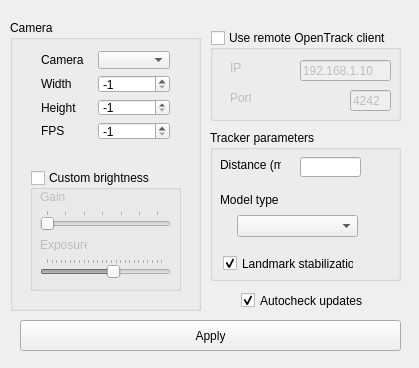
Before: the Qt Designer form Client/src/view/ConfigWindow.ui in AIRLegend/aitrack, drawn with Qt 5.
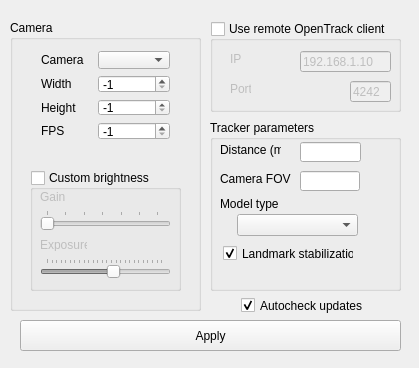
After: the same form once the commit is applied. Icons and pictures are not drawn.

```diff
--- a/Client/src/view/ConfigWindow.ui
+++ b/Client/src/view/ConfigWindow.ui
@@ -250,7 +250,7 @@
    <property name="geometry">
     <rect>
      <x>210</x>
-     <y>30</y>
+     <y>21</y>
      <width>191</width>
      <height>91</height>
     </rect>
@@ -336,9 +336,9 @@
    <property name="geometry">
     <rect>
      <x>210</x>
-     <y>130</y>
+     <y>120</y>
      <width>191</width>
-     <height>151</height>
+     <height>171</height>
     </rect>
    </property>
    <property name="title">
@@ -348,7 +348,7 @@
     <property name="geometry">
      <rect>
       <x>10</x>
-      <y>26</y>
+      <y>21</y>
       <width>61</width>
       <height>18</height>
      </rect>
@@ -361,7 +361,7 @@
     <property name="geometry">
      <rect>
       <x>90</x>
-      <y>27</y>
+      <y>22</y>
       <width>61</width>
       <height>20</height>
      </rect>
@@ -374,7 +374,7 @@
     <property name="geometry">
      <rect>
       <x>10</x>
-      <y>62</y>
+      <y>76</y>
       <width>121</width>
       <height>16</height>
      </rect>
@@ -387,7 +387,7 @@
     <property name="geometry">
      <rect>
       <x>27</x>
-      <y>85</y>
+      <y>94</y>
       <width>121</width>
       <height>22</height>
      </rect>
@@ -415,12 +415,38 @@
      <bool>true</bool>
     </property>
    </widget>
+   <widget class="QLineEdit" name="fovField">
+    <property name="geometry">
+     <rect>
+      <x>90</x>
+      <y>51</y>
+      <width>60</width>
+      <height>20</height>
+     </rect>
+    </property>
+    <property name="text">
+     <string/>
+    </property>
+   </widget>
+   <widget class="QLabel" name="label_11">
+    <property name="geometry">
+     <rect>
+      <x>10</x>
+      <y>50</y>
+      <width>71</width>
+      <height>18</height>
+     </rect>
+    </property>
+    <property name="text">
+     <string>Camera FOV</string>
+    </property>
+   </widget>
   </widget>
   <widget class="QCheckBox" name="updateChckbox">
    <property name="geometry">
     <rect>
      <x>241</x>
-     <y>290</y>
+     <y>295</y>
      <width>131</width>
      <height>21</height>
     </rect>
```
